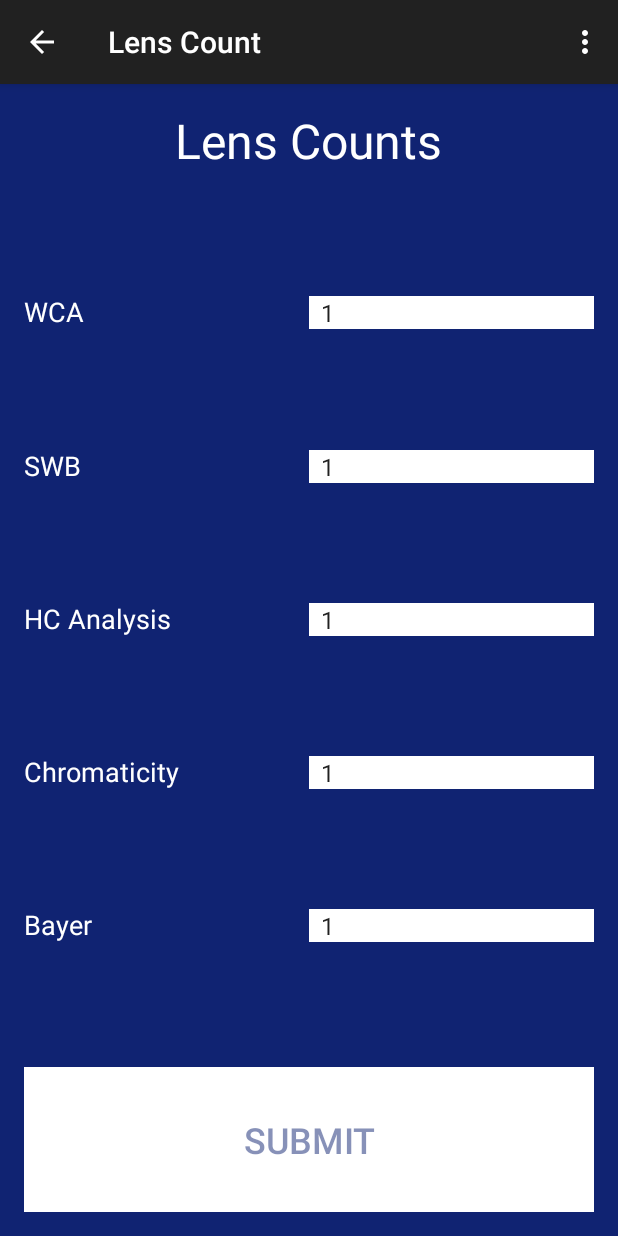
After one commit to qtmi-code-monkeys/QuantumReportingTool, an Android app: the LensCountActivity screen opened directly, with no data from a screen before it, on a phone screen of 412 x 824 dp. The commit adds this screen. Run offline under Robolectric (Android 15) with nearby library versions, the phone set to English and light mode, and no system bars.

Commit message:
3-30-15 work
Got all activities talking to each other properly. Added lens count
activity

```diff
--- /dev/null
+++ b/QuantumReporting/app/src/main/java/com/example/lucassmith/quantumreporting/UI/LensCountActivity.java
@@ -0,0 +1,40 @@
+package com.example.lucassmith.quantumreporting.UI;
+
+import android.support.v7.app.ActionBarActivity;
+import android.os.Bundle;
+import android.view.Menu;
+import android.view.MenuItem;
+
+import com.example.lucassmith.quantumreporting.R;
+
+public class LensCountActivity extends ActionBarActivity {
+
+    @Override
+    protected void onCreate(Bundle savedInstanceState) {
+        super.onCreate(savedInstanceState);
+        setContentView(R.layout.activity_lens_count);
+    }
+
+
+    @Override
+    public boolean onCreateOptionsMenu(Menu menu) {
+        // Inflate the menu; this adds items to the action bar if it is present.
+        getMenuInflater().inflate(R.menu.menu_lens_count, menu);
+        return true;
+    }
+
+    @Override
+    public boolean onOptionsItemSelected(MenuItem item) {
+        // Handle action bar item clicks here. The action bar will
+        // automatically handle clicks on the Home/Up button, so long
+        // as you specify a parent activity in AndroidManifest.xml.
+        int id = item.getItemId();
+
+        //noinspection SimplifiableIfStatement
+        if (id == R.id.action_settings) {
+            return true;
+        }
+
+        return super.onOptionsItemSelected(item);
+    }
+}
--- a/QuantumReporting/app/src/main/java/com/example/lucassmith/quantumreporting/UI/MainActivity.java
+++ b/QuantumReporting/app/src/main/java/com/example/lucassmith/quantumreporting/UI/MainActivity.java
@@ -64,6 +64,10 @@ public class MainActivity extends ActionBarActivity {
 
     }
 
+    private void alertUserAboutError(String issue) {
+        AlertDialogFragment dialog = new AlertDialogFragment(issue);
+        dialog.show(getFragmentManager(), "error_dialog");
+    }
 
     @Override
     public boolean onCreateOptionsMenu(Menu menu) {
--- a/QuantumReporting/app/src/main/java/com/example/lucassmith/quantumreporting/UI/TestSelectionActivity.java
+++ b/QuantumReporting/app/src/main/java/com/example/lucassmith/quantumreporting/UI/TestSelectionActivity.java
@@ -33,21 +33,90 @@ public class TestSelectionActivity extends ActionBarActivity {
         setContentView(R.layout.activity_test_selection);
         ButterKnife.inject(this);
 
+         final Intent intent = getIntent();
+
+        //alertUserAboutError(intent.getExtras().toString());
+        setupCheckBoxes(intent.getStringExtra("testType"));
 
 
         mTestSelectionSubmitButton.setOnClickListener(new View.OnClickListener() {
             @Override
             public void onClick(View v) {
                 Log.i(TAG, "Test selection submit button pressed");
-                startResultsLog(mWcaCheck.hasSelection(), mSwbCheck.hasSelection(), mHcAnalysisCheck.hasSelection(),
-                        mChromaticityCheck.hasSelection(), mBayerCheck.hasSelection());
+
+
+                boolean[] tests = new boolean[5];
+                tests[0] = mWcaCheck.isChecked();
+                tests[1] = mSwbCheck.isChecked();
+                tests[2] = mHcAnalysisCheck.isChecked();
+                tests[3] = mChromaticityCheck.isChecked();
+                tests[4] = mBayerCheck.isChecked();
+
+                if(checkForCheckedBoxes(tests)) {
+                    startResultsLog(tests[0], tests[1], tests[2], tests[3], tests[4], intent);
+                }
+                else{
+                    alertUserAboutError("No tests were selected.");
+                }
+
             }
         });
     }
 
-    private void startResultsLog(boolean wca, boolean swb, boolean hc, boolean chromaticity, boolean bayer) {
+    private void setupCheckBoxes(String testType) {
+        if(testType.equalsIgnoreCase(getString(R.string.pre_install))){
+            mHcAnalysisCheck.setChecked(true);
+            mSwbCheck.setChecked(true);
+        }
+        else if(testType.equalsIgnoreCase(getString(R.string.standard))){
+            mSwbCheck.setChecked(true);
+            mWcaCheck.setChecked(true);
+            mHcAnalysisCheck.setChecked(true);
+            mChromaticityCheck.setChecked(true);
+        }
 
-        Intent intent = getIntent();
+        else if(testType.equalsIgnoreCase(getString(R.string.non_standard))){
+            mSwbCheck.setChecked(true);
+            mWcaCheck.setChecked(true);
+            mHcAnalysisCheck.setChecked(true);
+            mChromaticityCheck.setChecked(true);
+            mBayerCheck.setChecked(true);
+        }
+    }
+
+    public boolean checkForCheckedBoxes(boolean[] tests) {
+
+
+
+        Log.i(TAG, "In button check method");
+        Log.i(TAG, tests.length+"");
+
+        int counter = 0;
+        for(int i = 0; i<tests.length; i++){
+            if(tests[i]){
+                counter++;
+                Log.i(TAG, counter+"");
+            }
+        }
+
+
+        if(counter != 0 ){
+            return true;
+        }
+        else{
+            return false;
+        }
+
+    }
+
+    private void alertUserAboutError(String issue) {
+        AlertDialogFragment dialog = new AlertDialogFragment(issue);
+        dialog.show(getFragmentManager(), "error_dialog");
+    }
+
+    private void startResultsLog(boolean wca, boolean swb, boolean hc, boolean chromaticity, boolean bayer, Intent intent) {
+
+
 
         Log.i(TAG, wca + " " + swb + " " + hc + " " + chromaticity + " " + bayer);
         Log.i(TAG, intent.toString());
@@ -56,7 +125,7 @@ public class TestSelectionActivity extends ActionBarActivity {
         intent.putExtra("hc",hc);
         intent.putExtra("chromaticity", chromaticity);
         intent.putExtra("bayer", bayer);
-        intent.setClass(this, TestResultsActivity.class);
+        intent.setClass(this, LensCountActivity.class);
 
         startActivity(intent);
     }
--- /dev/null
+++ b/QuantumReporting/app/src/main/res/layout/activity_lens_count.xml
@@ -0,0 +1,168 @@
+<RelativeLayout xmlns:android="http://schemas.android.com/apk/res/android"
+                xmlns:tools="http://schemas.android.com/tools"
+                android:layout_width="match_parent"
+                android:layout_height="match_parent"
+                android:paddingLeft="@dimen/activity_horizontal_margin"
+                android:paddingRight="@dimen/activity_horizontal_margin"
+                android:paddingTop="@dimen/activity_vertical_margin"
+                android:paddingBottom="@dimen/activity_vertical_margin"
+                tools:context="com.example.lucassmith.quantumreporting.UI.LensCountActivity"
+                android:background="@color/bg_blue">
+
+    <TextView
+        android:layout_width="wrap_content"
+        android:layout_height="wrap_content"
+        android:text="@string/lens_count_title"
+        android:id="@+id/lensCountTitle"
+        android:layout_alignParentTop="true"
+        android:layout_centerHorizontal="true"
+        style="@style/TitleTheme"/>
+
+    <LinearLayout
+        android:orientation="vertical"
+        android:layout_width="fill_parent"
+        android:layout_height="fill_parent"
+        android:layout_below="@+id/lensCountTitle"
+        android:layout_centerHorizontal="true"
+        android:layout_marginTop="80dp"
+        android:weightSum="96">
+
+        <LinearLayout
+            android:orientation="horizontal"
+            android:layout_width="fill_parent"
+            android:layout_height="fill_parent"
+            android:weightSum="100"
+            android:layout_weight="16">
+
+            <TextView
+                android:layout_width="match_parent"
+                android:layout_height="wrap_content"
+                android:text="@string/wca_checkbox"
+                android:id="@+id/wcaCountLabel"
+                style="@style/SubtitleTheme"
+                android:layout_weight="50"/>
+
+            <Spinner
+                android:layout_width="match_parent"
+                android:layout_height="wrap_content"
+                android:id="@+id/wcaCountSpinner"
+                android:entries="@array/lens_count"
+                android:layout_weight="50"
+                android:background="#ffffffff"/>
+        </LinearLayout>
+
+        <LinearLayout
+            android:orientation="horizontal"
+            android:layout_width="fill_parent"
+            android:layout_height="fill_parent"
+            android:weightSum="100"
+            android:layout_weight="16">
+
+            <TextView
+                android:layout_width="match_parent"
+                android:layout_height="wrap_content"
+                android:text="@string/swb_checkbox"
+                android:id="@+id/swbCountLabel"
+                android:layout_weight="50"
+                style="@style/SubtitleTheme"/>
+
+            <Spinner
+                android:layout_width="match_parent"
+                android:layout_height="wrap_content"
+                android:id="@+id/swbCountSpinner"
+                android:entries="@array/lens_count"
+                android:layout_weight="50"
+                android:background="#ffffffff"/>
+        </LinearLayout>
+
+        <LinearLayout
+            android:orientation="horizontal"
+            android:layout_width="fill_parent"
+            android:layout_height="fill_parent"
+            android:weightSum="100"
+            android:layout_weight="16">
+
+            <TextView
+                android:layout_width="match_parent"
+                android:layout_height="wrap_content"
+                android:text="@string/hc_analysis_check"
+                android:id="@+id/hcAnalysisLabel"
+                android:layout_weight="50"
+                style="@style/SubtitleTheme"/>
+
+            <Spinner
+                android:layout_width="match_parent"
+                android:layout_height="wrap_content"
+                android:id="@+id/hcCountSpinner"
+                android:entries="@array/lens_count"
+                android:layout_weight="50"
+                android:background="#ffffffff"/>
+        </LinearLayout>
+
+        <LinearLayout
+            android:orientation="horizontal"
+            android:layout_width="fill_parent"
+            android:layout_height="fill_parent"
+            android:weightSum="100"
+            android:layout_weight="16">
+
+            <TextView
+                android:layout_width="match_parent"
+                android:layout_height="wrap_content"
+                android:text="@string/chromaticity_check"
+                android:id="@+id/chromaticityCountLabel"
+                style="@style/SubtitleTheme"
+                android:layout_weight="50"/>
+
+            <Spinner
+                android:layout_width="match_parent"
+                android:layout_height="wrap_content"
+                android:id="@+id/chromaticityCountSpinner"
+                android:entries="@array/lens_count"
+                android:layout_weight="50"
+                android:background="#ffffffff"/>
+        </LinearLayout>
+
+        <LinearLayout
+            android:orientation="horizontal"
+            android:layout_width="fill_parent"
+            android:layout_height="fill_parent"
+            android:weightSum="100"
+            android:layout_weight="16">
+
+            <TextView
+                android:layout_width="match_parent"
+                android:layout_height="wrap_content"
+                android:text="@string/bayer_check"
+                android:id="@+id/bayerCountLabel"
+                android:layout_weight="50"
+                style="@style/SubtitleTheme"/>
+
+            <Spinner
+                android:layout_width="match_parent"
+                android:layout_height="wrap_content"
+                android:id="@+id/bayerCountSpinner"
+                android:focusableInTouchMode="false"
+                android:entries="@array/lens_count"
+                android:layout_weight="50"
+                android:background="#ffffffff"/>
+        </LinearLayout>
+
+        <LinearLayout
+            android:orientation="horizontal"
+            android:layout_width="fill_parent"
+            android:layout_height="fill_parent"
+            android:layout_weight="16">
+
+            <Button
+                android:layout_width="fill_parent"
+                android:layout_height="match_parent"
+                android:text="@string/submit_button"
+                android:id="@+id/button"
+                style="@style/ButtonTheme"
+                android:layout_marginTop="5dp"/>
+        </LinearLayout>
+
+    </LinearLayout>
+
+</RelativeLayout>
--- a/QuantumReporting/app/src/main/res/layout/activity_new_report.xml
+++ b/QuantumReporting/app/src/main/res/layout/activity_new_report.xml
@@ -5,7 +5,7 @@
     android:paddingTop="@dimen/activity_vertical_margin"
     android:paddingBottom="@dimen/activity_vertical_margin"
     tools:context="com.example.lucassmith.quantumreporting.UI.NewReportActivity"
-    android:background="#ff102372">
+    android:background="@color/bg_blue">
 
     <TextView
         android:layout_width="wrap_content"
--- a/QuantumReporting/app/src/main/res/layout/activity_test_selection.xml
+++ b/QuantumReporting/app/src/main/res/layout/activity_test_selection.xml
@@ -7,7 +7,7 @@
                 android:paddingTop="@dimen/activity_vertical_margin"
                 android:paddingBottom="@dimen/activity_vertical_margin"
                 tools:context="com.example.lucassmith.quantumreporting.UI.TestSelectionActivity"
-                android:background="#ff102372">
+                android:background="@color/bg_blue">
 
     <LinearLayout
         android:orientation="horizontal"
--- /dev/null
+++ b/QuantumReporting/app/src/main/res/menu/menu_lens_count.xml
@@ -0,0 +1,9 @@
+<menu xmlns:android="http://schemas.android.com/apk/res/android"
+      xmlns:app="http://schemas.android.com/apk/res-auto"
+      xmlns:tools="http://schemas.android.com/tools"
+      tools:context="com.example.lucassmith.quantumreporting.UI.LensCountActivity">
+    <item android:id="@+id/action_settings"
+          android:title="@string/action_settings"
+          android:orderInCategory="100"
+          app:showAsAction="never"/>
+</menu>
--- a/QuantumReporting/app/src/main/res/values/arrays.xml
+++ b/QuantumReporting/app/src/main/res/values/arrays.xml
@@ -9,4 +9,17 @@
     <string-array name="quantum_coatings">
         <item>Coating</item>
     </string-array>
+    <string-array name="lens_count">
+        <item>1</item>
+        <item>2</item>
+        <item>3</item>
+        <item>4</item>
+        <item>5</item>
+        <item>6</item>
+        <item>7</item>
+        <item>8</item>
+        <item>9</item>
+        <item>10</item>
+    </string-array>
+
 </resources>
--- /dev/null
+++ b/QuantumReporting/app/src/main/res/values/colors.xml
@@ -0,0 +1,4 @@
+<?xml version="1.0" encoding="utf-8"?>
+<resources>
+    <color name="bg_blue">#ff102372</color>
+</resources>
--- a/QuantumReporting/app/src/main/res/values/strings.xml
+++ b/QuantumReporting/app/src/main/res/values/strings.xml
@@ -24,5 +24,7 @@
     <string name="hc_analysis_check">HC Analysis</string>
     <string name="chromaticity_check">Chromaticity</string>
     <string name="bayer_check">Bayer</string>
+    <string name="title_activity_lens_count">Lens Count</string>
+    <string name="lens_count_title">Lens Counts</string>
 
 </resources>
```
Also changed, not shown: QuantumReporting/app/src/main/AndroidManifest.xml (+10 -1 lines).
